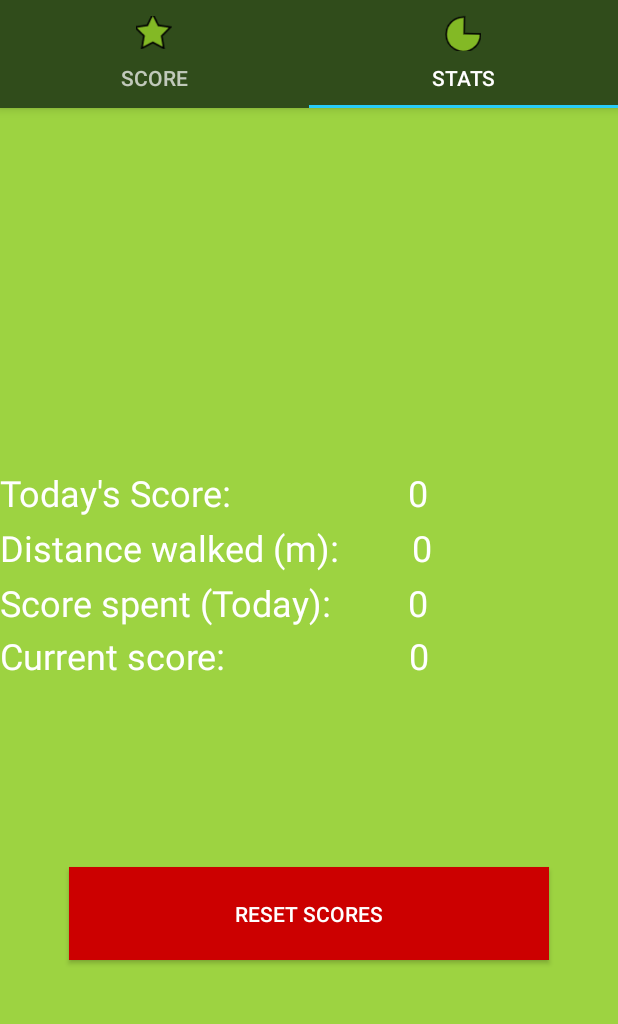
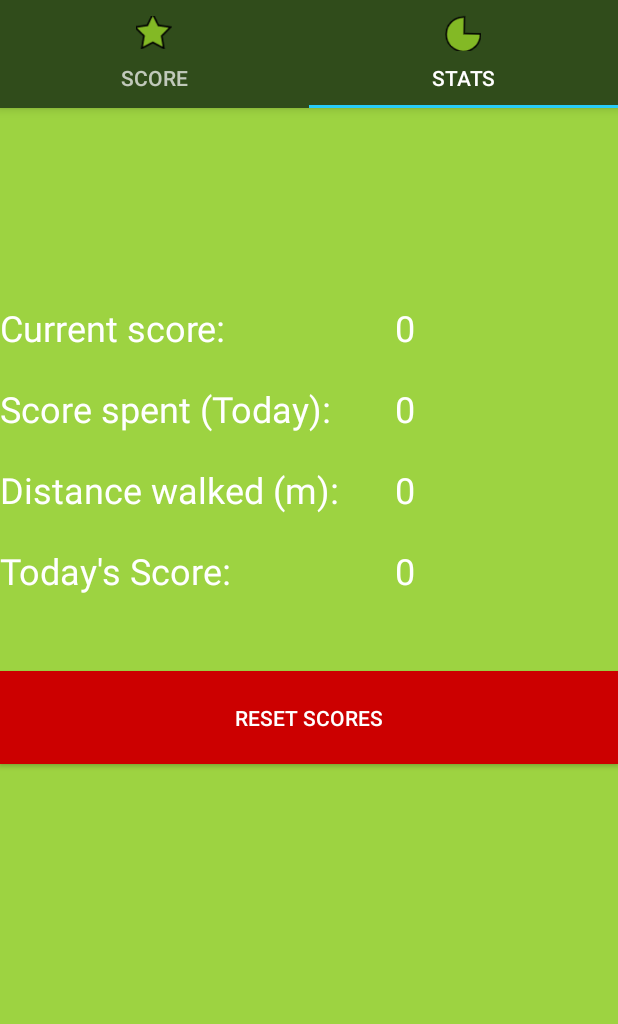
Before and after one commit to nleinone/DbActivityChallenge, an Android app: the screen it shows after launch (MainActivity), tab 2 chosen, on a phone screen of 412 x 824 dp, the part 89-1113 px from its top. Run offline under Robolectric (Android 15) with nearby library versions, the phone set to English and light mode, and no system bars.

Commit message:
Improved the Stats fragment layout positioning

```diff
--- a/DeedsBeeActivityChallenge/app/src/main/res/layout/fragment_fragment2.xml
+++ b/DeedsBeeActivityChallenge/app/src/main/res/layout/fragment_fragment2.xml
@@ -1,89 +1,103 @@
 <?xml version="1.0" encoding="utf-8"?>
-<androidx.constraintlayout.widget.ConstraintLayout xmlns:android="http://schemas.android.com/apk/res/android"
+<LinearLayout xmlns:android="http://schemas.android.com/apk/res/android"
     xmlns:app="http://schemas.android.com/apk/res-auto"
     xmlns:tools="http://schemas.android.com/tools"
     android:layout_width="match_parent"
     android:layout_height="match_parent"
-    tools:context=".ui.main.Fragment2"
-    android:background="@color/background">
+    android:background="@color/background"
+    android:orientation="vertical"
+    tools:context=".ui.main.Fragment2">
+
+    <LinearLayout
+        android:layout_width="match_parent"
+        android:layout_height="375dp">
+
+        <LinearLayout
+            android:layout_width="263dp"
+            android:layout_height="match_parent"
+            android:layout_marginTop="130dp"
+            android:orientation="vertical">
+
+            <TextView
+                android:id="@+id/currentScoreTextView"
+                android:layout_width="151dp"
+                android:layout_height="50dp"
+                android:text="@string/currentScoreTv"
+                android:textColor="#FFFFFF"
+                android:textSize="24sp" />
+
+            <TextView
+                android:id="@+id/scoreSpentTextView"
+                android:layout_width="250dp"
+                android:layout_height="50dp"
+                android:layout_marginTop="4dp"
+                android:text="@string/scoreSpentTv"
+                android:textColor="#FFFFFF"
+                android:textSize="24sp" />
 
             <TextView
                 android:id="@+id/distanceWalkedTextView"
-        android:layout_width="wrap_content"
-        android:layout_height="wrap_content"
+                android:layout_width="250dp"
+                android:layout_height="50dp"
                 android:layout_marginTop="4dp"
                 android:text="@string/distanceWalkedTv"
                 android:textColor="#FFFFFF"
-        android:textSize="24sp"
-        app:layout_constraintStart_toStartOf="parent"
-        app:layout_constraintTop_toBottomOf="@+id/todayScoreTextView" />
-
-    <TextView
-        android:id="@+id/scoreSpentResultTextView"
-        android:layout_width="wrap_content"
-        android:layout_height="wrap_content"
-        android:layout_marginTop="4dp"
-        android:text="@string/scoreSpentResultTv"
-        android:textColor="#FFFFFF"
-        android:textSize="24sp"
-        app:layout_constraintEnd_toEndOf="parent"
-        app:layout_constraintHorizontal_bias="0.288"
-        app:layout_constraintStart_toEndOf="@+id/scoreSpentTextView"
-        app:layout_constraintTop_toBottomOf="@+id/distanceWalkedResultTextView" />
+                android:textSize="24sp" />
 
             <TextView
                 android:id="@+id/todayScoreTextView"
-        android:layout_width="wrap_content"
-        android:layout_height="wrap_content"
-        android:layout_marginTop="240dp"
+                android:layout_width="250dp"
+                android:layout_height="50dp"
+                android:layout_marginTop="4dp"
                 android:text="@string/todayScoreTv"
                 android:textColor="#FFFFFF"
-        android:textSize="24sp"
-        app:layout_constraintStart_toStartOf="parent"
-        app:layout_constraintTop_toTopOf="parent" />
+                android:textSize="24sp" />
 
-    <TextView
-        android:id="@+id/currentScoreTextView"
-        android:layout_width="wrap_content"
-        android:layout_height="wrap_content"
-        android:text="@string/currentScoreTv"
-        android:textColor="#FFFFFF"
-        android:textSize="24sp"
-        app:layout_constraintBottom_toBottomOf="parent"
-        app:layout_constraintStart_toStartOf="parent"
-        app:layout_constraintTop_toBottomOf="@+id/scoreSpentTextView"
-        app:layout_constraintVertical_bias="0.008" />
+        </LinearLayout>
 
-    <TextView
-        android:id="@+id/scoreSpentTextView"
-        android:layout_width="wrap_content"
-        android:layout_height="wrap_content"
-        android:layout_marginTop="4dp"
-        android:text="@string/scoreSpentTv"
-        android:textColor="#FFFFFF"
-        android:textSize="24sp"
-        app:layout_constraintStart_toStartOf="parent"
-        app:layout_constraintTop_toBottomOf="@+id/distanceWalkedTextView" />
+        <LinearLayout
+            android:layout_width="154dp"
+            android:layout_height="match_parent"
+            android:layout_marginTop="130dp"
+            android:orientation="vertical">
 
             <TextView
                 android:id="@+id/currentScoreResultTextView"
-        android:layout_width="wrap_content"
-        android:layout_height="wrap_content"
+                android:layout_width="250dp"
+                android:layout_height="50dp"
                 android:text="@string/currentScoreResultTv"
                 android:textColor="#FFFFFF"
                 android:textSize="24sp"
                 app:layout_constraintBottom_toBottomOf="parent"
                 app:layout_constraintEnd_toEndOf="parent"
                 app:layout_constraintHorizontal_bias="0.493"
-        app:layout_constraintStart_toEndOf="@+id/currentScoreTextView"
-        app:layout_constraintTop_toBottomOf="@+id/scoreSpentResultTextView"
                 app:layout_constraintVertical_bias="0.008" />
 
             <TextView
+                android:id="@+id/scoreSpentResultTextView"
+                android:layout_width="250dp"
+                android:layout_height="50dp"
+                android:layout_marginTop="4dp"
+                android:text="@string/scoreSpentResultTv"
+                android:textColor="#FFFFFF"
+                android:textSize="24sp" />
+
+            <TextView
+                android:id="@+id/distanceWalkedResultTextView"
+                android:layout_width="250dp"
+                android:layout_height="50dp"
+                android:layout_marginTop="4dp"
+                android:text="@string/distanceWalkedResultTv"
+                android:textColor="#FFFFFF"
+                android:textSize="24sp"
+                app:layout_constraintEnd_toEndOf="parent"
+                app:layout_constraintHorizontal_bias="0.28" />
+
+            <TextView
                 android:id="@+id/todayScoreResultTextView"
-        android:layout_width="wrap_content"
-        android:layout_height="wrap_content"
-        android:layout_marginTop="240dp"
+                android:layout_width="250dp"
+                android:layout_height="50dp"
+                android:layout_marginTop="4dp"
                 android:text="@string/todayScoreResultTv"
                 android:textColor="#FFFFFF"
                 android:textSize="24sp"
@@ -92,29 +106,18 @@
                 app:layout_constraintStart_toEndOf="@+id/todayScoreTextView"
                 app:layout_constraintTop_toTopOf="parent" />
 
-    <TextView
-        android:id="@+id/distanceWalkedResultTextView"
-        android:layout_width="wrap_content"
-        android:layout_height="wrap_content"
-        android:layout_marginTop="4dp"
-        android:text="@string/distanceWalkedResultTv"
-        android:textColor="#FFFFFF"
-        android:textSize="24sp"
-        app:layout_constraintEnd_toEndOf="parent"
-        app:layout_constraintHorizontal_bias="0.28"
-        app:layout_constraintStart_toEndOf="@+id/distanceWalkedTextView"
-        app:layout_constraintTop_toBottomOf="@+id/todayScoreResultTextView" />
+        </LinearLayout>
+
+    </LinearLayout>
 
     <Button
         android:id="@+id/resetScoreBtn"
-        android:layout_width="320dp"
+        android:layout_width="match_parent"
         android:layout_height="62dp"
         android:background="@android:color/holo_red_dark"
         android:text="@string/resetScoreBtnTv"
         android:textColor="#FFFFFF"
         app:layout_constraintBottom_toBottomOf="parent"
-        app:layout_constraintEnd_toEndOf="parent"
-        app:layout_constraintStart_toStartOf="parent"
-        app:layout_constraintTop_toBottomOf="@+id/currentScoreTextView" />
+        app:layout_constraintEnd_toEndOf="parent" />
 
-</androidx.constraintlayout.widget.ConstraintLayout>
+</LinearLayout>
```
Lines whose indentation alone changed are shown as unchanged.
